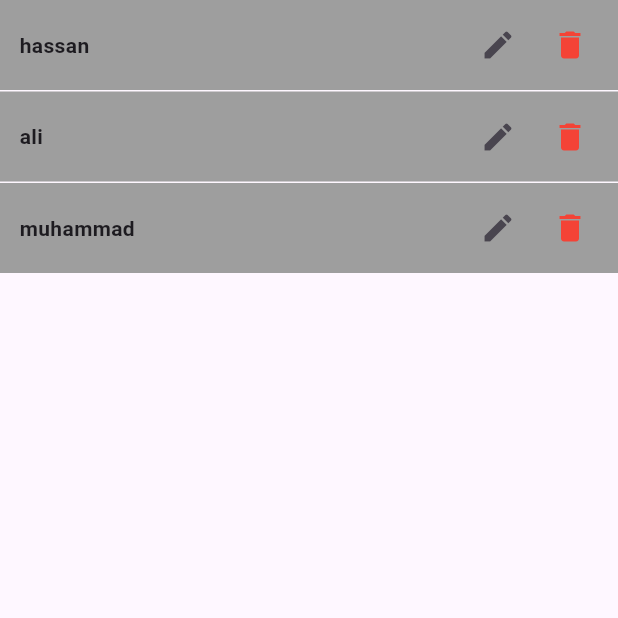
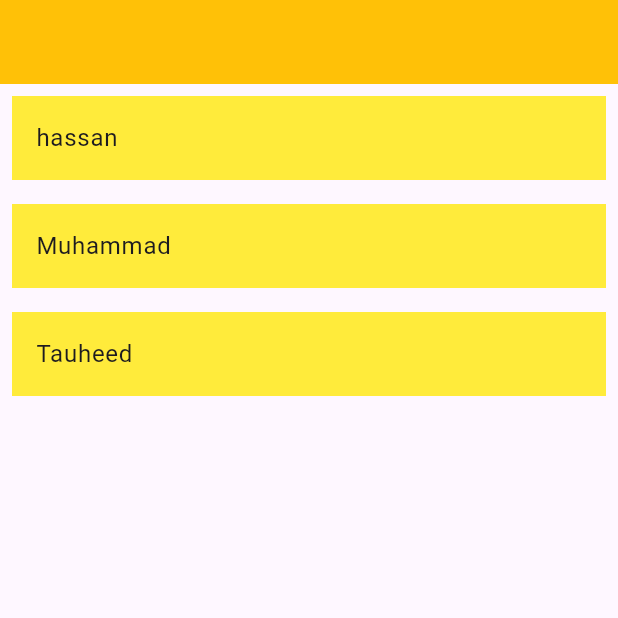
Before and after one commit to hassanshakil22/Practice-flutter, a Flutter app: the screen it shows after launch, on a phone screen of 412 x 824 dp, the top half of it. Run offline on Flutter 3.47's test engine with Material 3 defaults, Android fonts, the phone set to English and light mode, and no system bars.

Commit message:
Adding my practice for recent class --> Navigaation through pages

```diff
--- a/lib/login_view.dart
+++ b/lib/login_view.dart
@@ -1,65 +1,66 @@
-import 'package:flutter/cupertino.dart';
+// import 'package:flutter/cupertino.dart';
 import 'package:flutter/material.dart';
-import 'package:flutter/widgets.dart';
+import 'package:practice_flutter/about_view.dart';
+// import 'package:flutter/widgets.dart';
 import 'package:practice_flutter/widgets/tile_Widget.dart';
 
-class TodoApp extends StatefulWidget {
-  const TodoApp({super.key});
+class NavigationView extends StatefulWidget {
+  const NavigationView({super.key});
 
   @override
-  State<TodoApp> createState() => _TodoAppState();
+  State<NavigationView> createState() => _NavigationViewState();
 }
 
-class _TodoAppState extends State<TodoApp> {
-  List<String> toDoList = ["hassan", "ali", "muhammad"];
+class _NavigationViewState extends State<NavigationView> {
+  List studentsInfo = [
+    {
+      "name": "hassan",
+      "Grp": "Pre-Engineering",
+      "RollNo": "031",
+      "ispassed": true,
+    },
+    {
+      "name": "Muhammad",
+      "Grp": "Pre-Medical",
+      "RollNo": "035",
+      "ispassed": true,
+    },
+    {
+      "name": "Tauheed",
+      "Grp": "Computer",
+      "RollNo": "051",
+      "ispassed": false,
+    }
+  ];
 
   @override
   Widget build(BuildContext context) {
     return Scaffold(
-        body: ListView.builder(
-            itemCount: toDoList.length,
-            itemBuilder: (BuildContext context, int index) {
-              return Container(
-                padding: const EdgeInsets.all(8),
-                margin: const EdgeInsets.only(bottom: 1),
-                color: Colors.grey,
-                height: 60,
-                child: Row(
-                  // mainAxisAlignment: MainAxisAlignment.spaceBetween,
-                  children: [
-                    Row(
-                      children: [
-                        const SizedBox(
-                          width: 5,
-                        ),
-                        Text(
-                          toDoList[index],
-                          style: const TextStyle(fontWeight: FontWeight.bold),
-                        ),
-                      ],
-                    ),
-                    const Spacer(),
-                    Row(
-                      children: [
-                        IconButton(
-                            onPressed: () {
-                              toDoList.removeAt(index);
-                              setState(() {});
-                            },
-                            icon: const Icon(Icons.edit)),
-                        IconButton(
-                            color: Colors.red,
-                            onPressed: () {
-                              toDoList[index] = "";
-                              setState(() {});
-                            },
-                            icon: const Icon(Icons.delete)),
-                      ],
-                    ),
-                  ],
-                ),
-              );
-            }));
+      appBar: AppBar(
+        backgroundColor: Colors.amber,
+      ),
+      body: ListView.builder(
+        itemCount: studentsInfo.length,
+        itemBuilder: (context, index) {
+          return Padding(
+            padding: const EdgeInsets.all(8.0),
+            child: ListTile(
+              title: Text("${studentsInfo[index]["name"]}"),
+              tileColor: Colors.yellow,
+              onTap: () {
+                Navigator.push(
+                    context,
+                    MaterialPageRoute(
+                      builder: (context) => AboutView(
+                        studentData: studentsInfo[index],
+                      ),
+                    ));
+              },
+            ),
+          );
+        },
+      ),
+    );
   }
 }
 
--- a/lib/main.dart
+++ b/lib/main.dart
@@ -12,7 +12,7 @@ class MyApp extends StatelessWidget {
   @override
   Widget build(BuildContext context) {
     return const MaterialApp(
-      home: TodoApp(),
+      home: NavigationView(),
     );
   }
 }
--- a/pubspec.yaml
+++ b/pubspec.yaml
@@ -52,7 +52,6 @@ dev_dependencies:
 
 # The following section is specific to Flutter packages.
 flutter:
-
   # The following line ensures that the Material Icons font is
   # included with your application, so that you can use the icons in
   # the material Icons class.
```
Also changed, not shown: lib/about_view.dart (added, +36 -0 lines), lib/navigation/list_view.dart (renamed from lib/list_view.dart).
